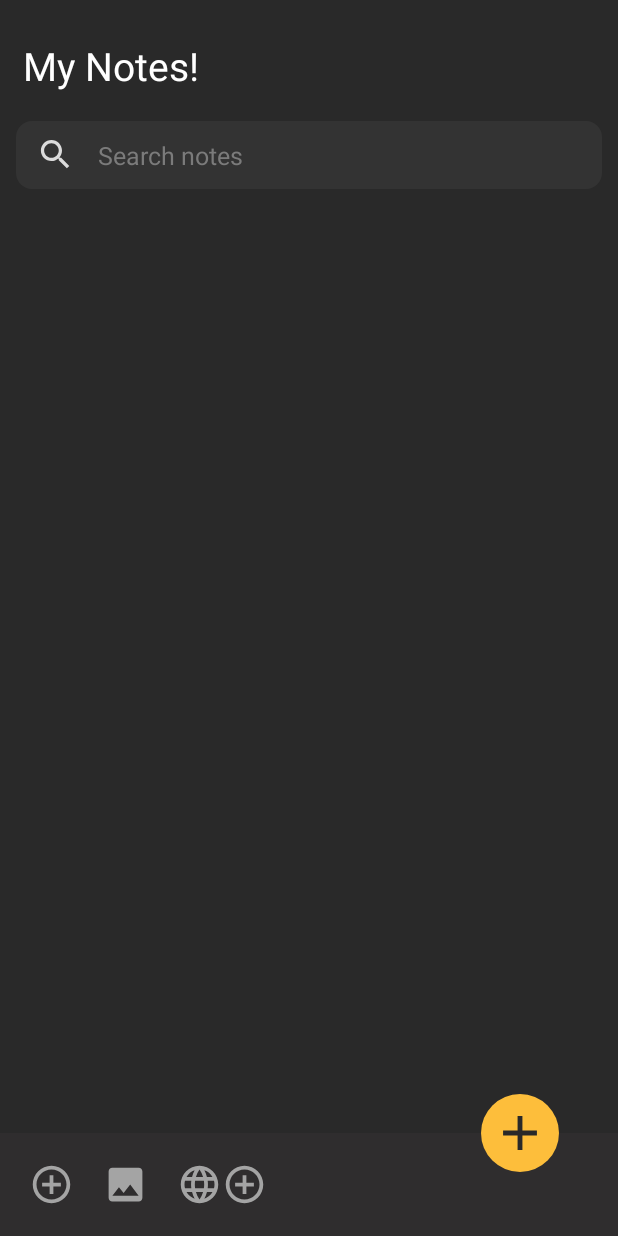
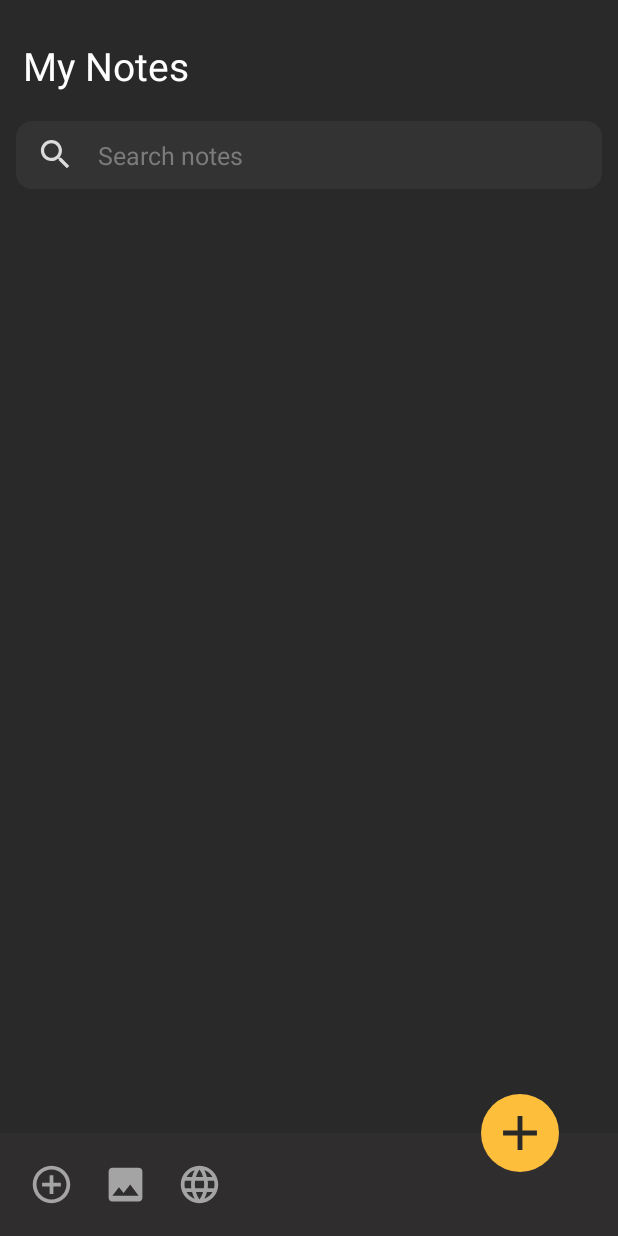
Before and after one commit to MinhKhang0715/Note-taking-app, an Android app: the screen it shows after launch (MainActivity), on a phone screen of 412 x 824 dp. Run offline under Robolectric (Android 15) with nearby library versions, the phone set to English and light mode, and no system bars; our stand-ins replace Room's generated code, sdp/ssp sizes.

Commit message:
Minor changes

```diff
--- a/app/src/main/AndroidManifest.xml
+++ b/app/src/main/AndroidManifest.xml
@@ -1,6 +1,9 @@
 <?xml version="1.0" encoding="utf-8"?>
 <manifest xmlns:android="http://schemas.android.com/apk/res/android"
-    xmlns:tools="http://schemas.android.com/tools">
+    xmlns:tools="http://schemas.android.com/tools"
+    package="com.example.noteapp">
+
+    <uses-permission android:name="android.permission.READ_MEDIA_IMAGES"/>
 
     <application
         android:allowBackup="true"
@@ -8,6 +11,7 @@
         android:fullBackupContent="@xml/backup_rules"
         android:icon="@mipmap/ic_launcher"
         android:label="@string/app_name"
+        android:requestLegacyExternalStorage="true"
         android:roundIcon="@mipmap/ic_launcher_round"
         android:supportsRtl="true"
         android:theme="@style/Theme.NoteApp"
--- a/app/src/main/res/layout/activity_main.xml
+++ b/app/src/main/res/layout/activity_main.xml
@@ -11,7 +11,7 @@
         android:id="@+id/header"
         android:layout_width="match_parent"
         android:layout_height="wrap_content"
-        android:text="My Notes!"
+        android:text="My Notes"
         android:textColor="@color/white"
         android:textSize="@dimen/_20sdp"
         android:layout_marginStart="@dimen/_12sdp"
@@ -104,13 +104,6 @@
             android:src="@drawable/ic_language_24"
             app:tint="@color/icon"/>
 
-        <ImageView
-            android:layout_width="@dimen/_23sdp"
-            android:layout_height="@dimen/_23sdp"
-            android:contentDescription="@string/app_name"
-            android:src="@drawable/ic_add_circle_outline_24"
-            app:tint="@color/icon"/>
-
     </LinearLayout>
 
     <ImageView
```
